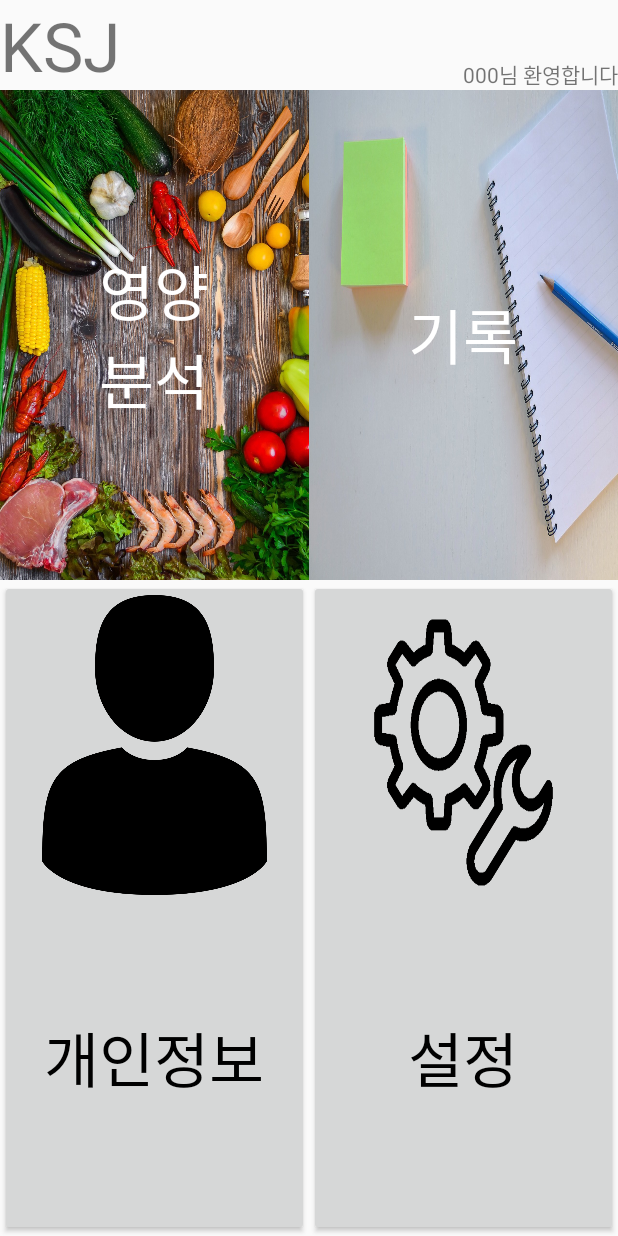
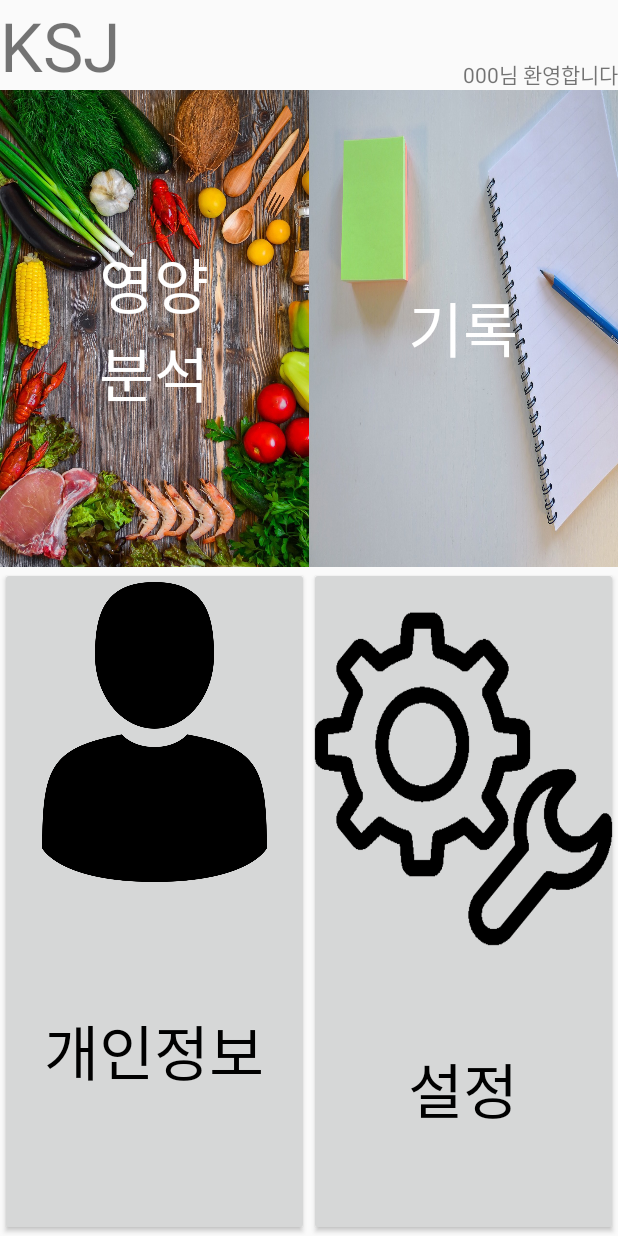
Before and after one commit to SeoJH27/2023_SCH_CapstoneDesign, an Android app built with Jetpack Compose: the layout activity_main.xml on its own in the app's theme, with its tools: preview values and no code run, on a phone screen of 412 x 824 dp. Run offline under Robolectric (Android 15) with nearby library versions, the phone set to English and light mode, and no system bars.

Commit message:
UI 홈화면 살짝 수정

```diff
--- a/app/src/main/res/drawable/setting_resize.xml
+++ b/app/src/main/res/drawable/setting_resize.xml
@@ -2,6 +2,6 @@
 <layer-list xmlns:android="http://schemas.android.com/apk/res/android">
     <item
         android:drawable="@drawable/setting"
-        android:width="150dp"
-        android:height="200dp" />
+        android:width="250dp"
+        android:height="250dp"/>
 </layer-list>
```
